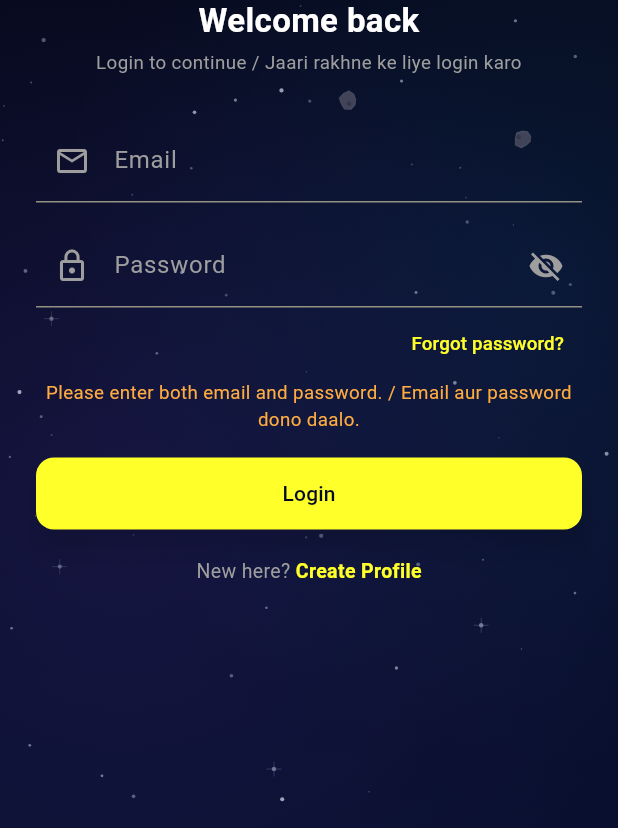
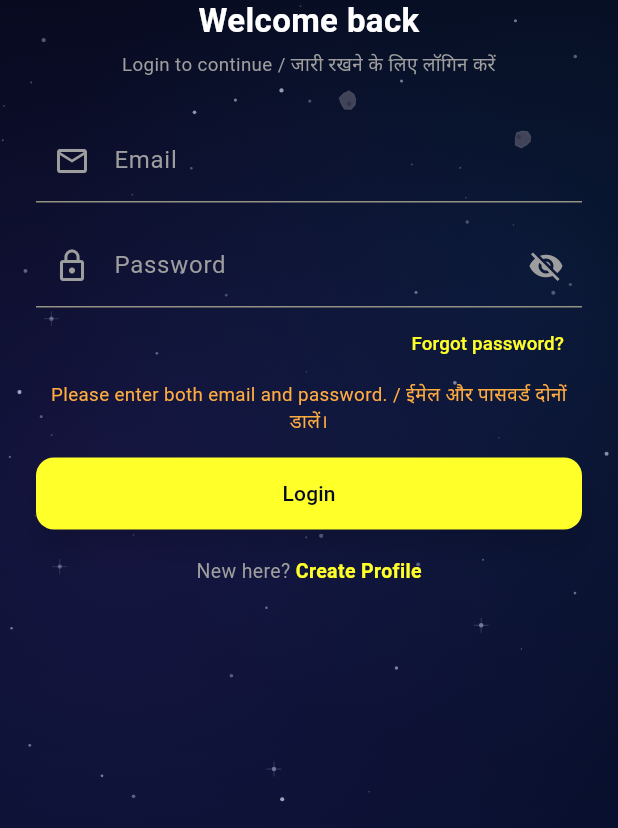
Before and after one commit to yashpcmishra-cyber/yash-study-hub, a Flutter app: the screen it shows after launch, after a tap on "Forgot password?", after a tap on "Login", on a phone screen of 412 x 824 dp, the part 408-1236 px from its top. Run offline on Flutter 3.47's test engine with Material 3 defaults, Android fonts, the phone set to English and light mode, and no system bars; our stand-ins replace cached_network_image, chewie, cloud_firestore, file_picker, firebase_auth, firebase_core and 10 more; accounts and stored records are empty.

Commit message:
Add files via upload

```diff
--- a/flutter-app/lib/screens/auth/login_screen.dart
+++ b/flutter-app/lib/screens/auth/login_screen.dart
@@ -34,7 +34,7 @@ class _LoginScreenState extends State<LoginScreen> {
     final email = _email.text.trim();
     final pass = _password.text;
     if (email.isEmpty || pass.isEmpty) {
-      setState(() => _error = 'Please enter both email and password. / Email aur password dono daalo.');
+      setState(() => _error = 'Please enter both email and password. / ईमेल और पासवर्ड दोनों डालें।');
       return;
     }
     setState(() {
@@ -74,13 +74,13 @@ class _LoginScreenState extends State<LoginScreen> {
   Future<void> _forgotPassword() async {
     final email = _email.text.trim();
     if (email.isEmpty) {
-      setState(() => _error = 'Enter your email above first, then tap "Forgot password?". / Pehle upar email daalo.');
+      setState(() => _error = 'Enter your email above first, then tap "Forgot password?". / पहले ऊपर ईमेल डालें।');
       return;
     }
     final err = await _auth.resetPassword(email);
     if (!mounted) return;
     ScaffoldMessenger.of(context).showSnackBar(SnackBar(
-      content: Text(err ?? 'Password reset link sent to $email / Reset link bhej diya gaya.'),
+      content: Text(err ?? 'Password reset link sent to $email / रीसेट लिंक भेज दिया गया है।'),
     ));
   }
 
@@ -109,7 +109,7 @@ class _LoginScreenState extends State<LoginScreen> {
                 ),
                 const Text('Welcome back', style: TextStyle(color: Colors.white, fontSize: 22, fontWeight: FontWeight.bold), textAlign: TextAlign.center),
                 const SizedBox(height: 4),
-                const Text('Login to continue / Jaari rakhne ke liye login karo', style: TextStyle(color: Colors.grey, fontSize: 12.5), textAlign: TextAlign.center),
+                const Text('Login to continue / जारी रखने के लिए लॉगिन करें', style: TextStyle(color: Colors.grey, fontSize: 12.5), textAlign: TextAlign.center),
                 const SizedBox(height: 28),
                 TextField(
                   controller: _email,
--- a/flutter-app/lib/screens/auth/signup_screen.dart
+++ b/flutter-app/lib/screens/auth/signup_screen.dart
@@ -39,19 +39,19 @@ class _SignUpScreenState extends State<SignUpScreen> {
     final pass = _password.text;
     final confirm = _confirm.text;
     if (name.isEmpty) {
-      setState(() => _error = 'Please enter your full name. / Apna pura naam daalo.');
+      setState(() => _error = 'Please enter your full name. / अपना पूरा नाम डालें।');
       return;
     }
     if (email.isEmpty || !email.contains('@')) {
-      setState(() => _error = 'Please enter a valid email. / Sahi email daalo.');
+      setState(() => _error = 'Please enter a valid email. / सही ईमेल डालें।');
       return;
     }
     if (pass.length < 6) {
-      setState(() => _error = 'Password must be at least 6 characters. / Password kam se kam 6 characters ka ho.');
+      setState(() => _error = 'Password must be at least 6 characters. / पासवर्ड कम से कम 6 अक्षरों का हो।');
       return;
     }
     if (pass != confirm) {
-      setState(() => _error = 'Passwords do not match. / Dono password same nahi hain.');
+      setState(() => _error = 'Passwords do not match. / दोनों पासवर्ड एक जैसे नहीं हैं।');
       return;
     }
     setState(() {
@@ -89,7 +89,7 @@ class _SignUpScreenState extends State<SignUpScreen> {
           child: Column(
             crossAxisAlignment: CrossAxisAlignment.stretch,
             children: [
-              const Text('Create your student account\napna student account banao', style: TextStyle(color: Colors.white70, fontSize: 13), textAlign: TextAlign.center),
+              const Text('Create your student account\nअपना स्टूडेंट अकाउंट बनाएँ', style: TextStyle(color: Colors.white70, fontSize: 13), textAlign: TextAlign.center),
               const SizedBox(height: 24),
               TextField(
                 controller: _name,
```
